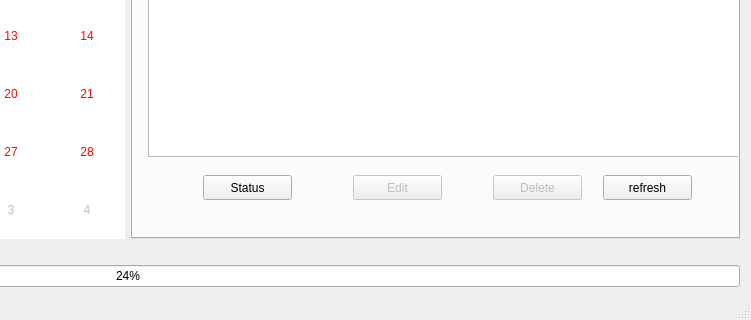
This is PersonalPlanner/mainwindow.ui in sabrine-gamdou/PersonalPlanner as Qt 5 draws it before an edit; both pictures show x 495 to 1246 and y 238 to 558 of the 1246 by 558 pixel window. The edited form follows.
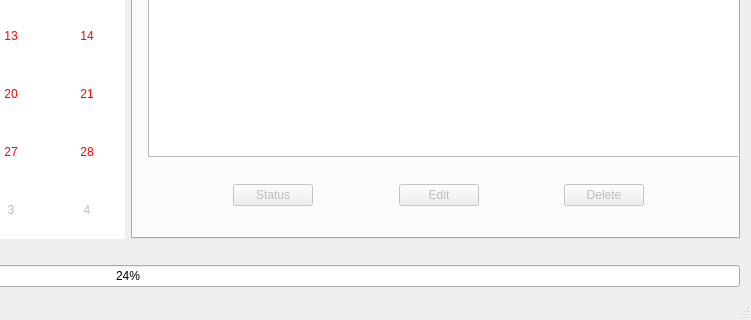
This is the edited form. Custom widgets are drawn as their Qt base class.

```diff
--- a/PersonalPlanner/mainwindow.ui
+++ b/PersonalPlanner/mainwindow.ui
@@ -44,38 +44,6 @@
          <attribute name="title">
           <string>Tasks</string>
          </attribute>
-         <widget class="QPushButton" name="editBtn">
-          <property name="enabled">
-           <bool>false</bool>
-          </property>
-          <property name="geometry">
-           <rect>
-            <x>220</x>
-            <y>340</y>
-            <width>89</width>
-            <height>25</height>
-           </rect>
-          </property>
-          <property name="text">
-           <string>Edit</string>
-          </property>
-         </widget>
-         <widget class="QPushButton" name="deleteBtn">
-          <property name="enabled">
-           <bool>false</bool>
-          </property>
-          <property name="geometry">
-           <rect>
-            <x>360</x>
-            <y>340</y>
-            <width>89</width>
-            <height>25</height>
-           </rect>
-          </property>
-          <property name="text">
-           <string>Delete</string>
-          </property>
-         </widget>
          <widget class="QTableView" name="taskView">
           <property name="geometry">
            <rect>
@@ -86,31 +54,99 @@
            </rect>
           </property>
          </widget>
+         <widget class="QWidget" name="horizontalLayoutWidget">
+          <property name="geometry">
+           <rect>
+            <x>10</x>
+            <y>330</y>
+            <width>591</width>
+            <height>61</height>
+           </rect>
+          </property>
+          <layout class="QHBoxLayout" name="horizontalLayout_3">
+           <item>
+            <spacer name="horizontalSpacer_4">
+             <property name="orientation">
+              <enum>Qt::Horizontal</enum>
+             </property>
+             <property name="sizeHint" stdset="0">
+              <size>
+               <width>40</width>
+               <height>20</height>
+              </size>
+             </property>
+            </spacer>
+           </item>
+           <item>
          <widget class="QPushButton" name="statusBtn">
-          <property name="geometry">
-           <rect>
-            <x>70</x>
-            <y>340</y>
-            <width>89</width>
-            <height>25</height>
-           </rect>
+             <property name="enabled">
+              <bool>false</bool>
           </property>
           <property name="text">
            <string>Status</string>
           </property>
          </widget>
-         <widget class="QPushButton" name="refreshBtn">
-          <property name="geometry">
-           <rect>
-            <x>470</x>
-            <y>340</y>
-            <width>89</width>
-            <height>25</height>
-           </rect>
-          </property>
+           </item>
+           <item>
+            <spacer name="horizontalSpacer_2">
+             <property name="orientation">
+              <enum>Qt::Horizontal</enum>
+             </property>
+             <property name="sizeHint" stdset="0">
+              <size>
+               <width>40</width>
+               <height>20</height>
+              </size>
+             </property>
+            </spacer>
+           </item>
+           <item>
+            <widget class="QPushButton" name="editBtn">
+             <property name="enabled">
+              <bool>false</bool>
+             </property>
           <property name="text">
-           <string>refresh</string>
-          </property>
+              <string>Edit</string>
+             </property>
+            </widget>
+           </item>
+           <item>
+            <spacer name="horizontalSpacer_3">
+             <property name="orientation">
+              <enum>Qt::Horizontal</enum>
+             </property>
+             <property name="sizeHint" stdset="0">
+              <size>
+               <width>40</width>
+               <height>20</height>
+              </size>
+             </property>
+            </spacer>
+           </item>
+           <item>
+            <widget class="QPushButton" name="deleteBtn">
+             <property name="enabled">
+              <bool>false</bool>
+             </property>
+             <property name="text">
+              <string>Delete</string>
+             </property>
+            </widget>
+           </item>
+           <item>
+            <spacer name="horizontalSpacer_5">
+             <property name="orientation">
+              <enum>Qt::Horizontal</enum>
+             </property>
+             <property name="sizeHint" stdset="0">
+              <size>
+               <width>40</width>
+               <height>20</height>
+              </size>
+             </property>
+            </spacer>
+           </item>
+          </layout>
          </widget>
         </widget>
         <widget class="QWidget" name="addTab">
```
Left out of the diff: 67 changed lines with no effect on the pictures. Lines whose indentation alone changed are shown as unchanged.
